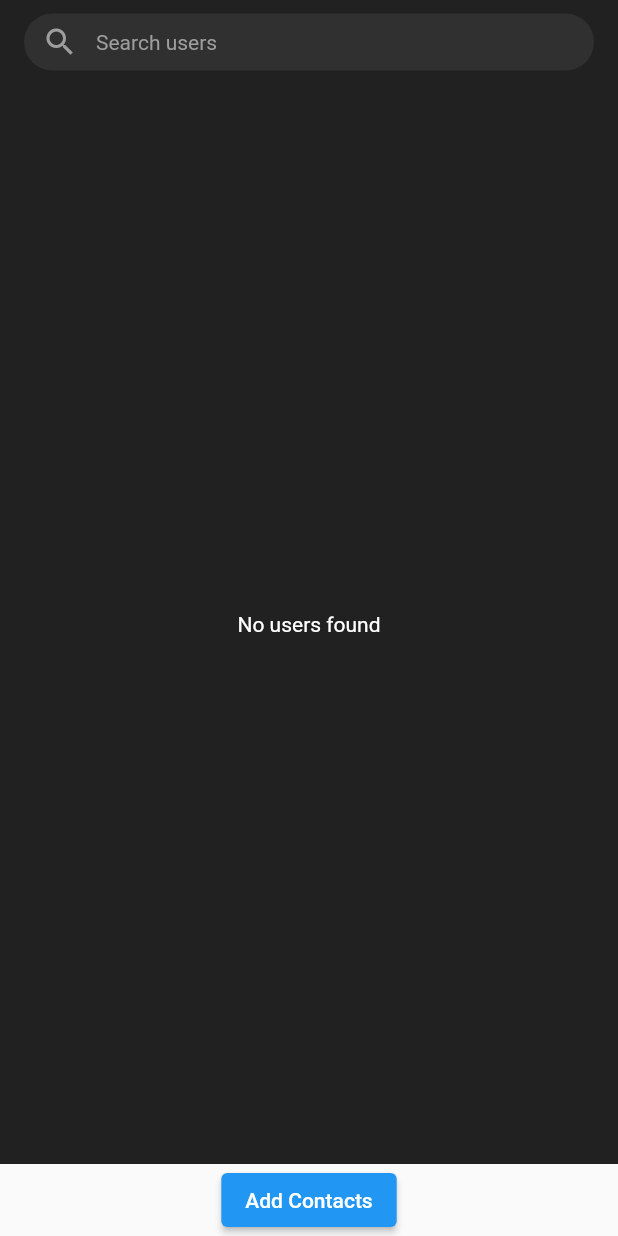
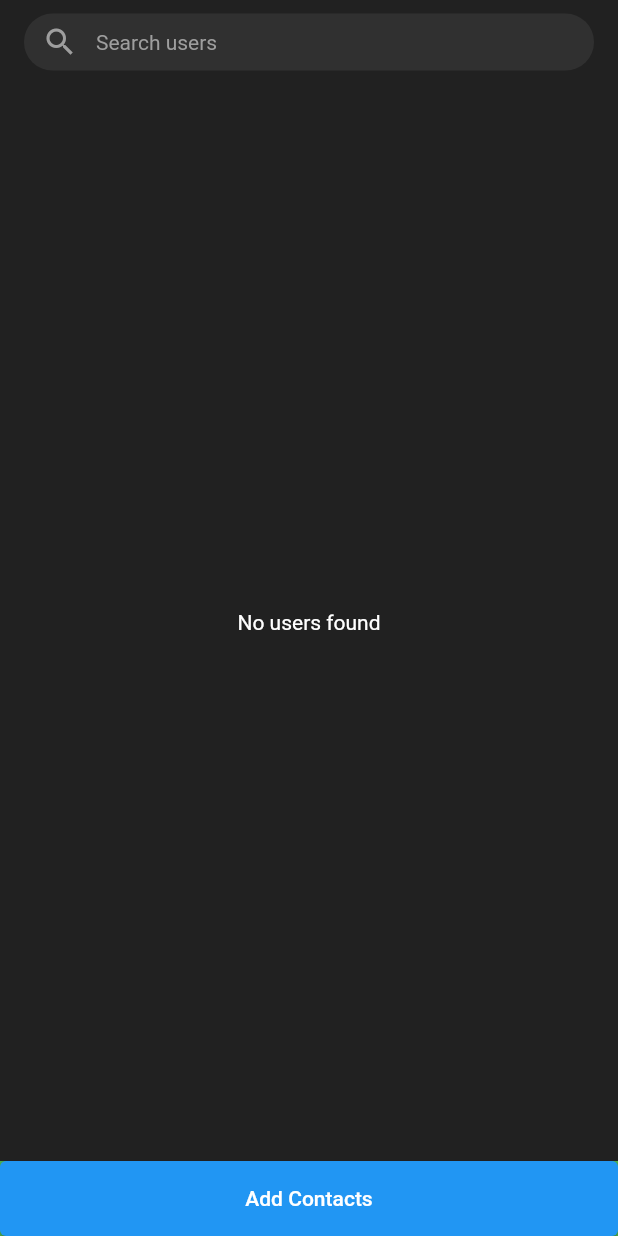
Before and after one commit to SeveralSnipe/GoogleSolutionChallenge2023, a Flutter app: the screen it shows after launch, on a phone screen of 412 x 824 dp. Run offline on Flutter 3.47's test engine with Material 2 defaults, Android fonts, the phone set to English and light mode, and no system bars; our stand-ins replace flutter_slidable.

Commit message:
Contacts Page No Backend Button Issue

```diff
--- a/lib/main.dart
+++ b/lib/main.dart
@@ -211,12 +211,29 @@ class _HomePageState extends State<HomePage> {
                   style: TextStyle(color: Colors.white),
                 )),
         )),
-        ElevatedButton(
+
+      SizedBox(
+            width: double.infinity,
+            height:50,
+            child: Container(
+              color:Colors.green,
+              width:40,
+              child: ElevatedButton(
                 onPressed: () {
                   showSimpleModalDialog(context);
                 },
+                style: ElevatedButton.styleFrom(
+                          padding:
+                              EdgeInsets.symmetric(horizontal: 40.0, vertical: 5.0),
+                              backgroundColor: Colors.blue,
+                          // maximumSize: Size(40,40),
+                ),
                 child: Text('Add Contacts'),
               ),
+            ),
+          ),
+    //
+    //
     ]),
     );
   }
```
Also changed, not shown: lib/realmain.dart (deleted), lib/rmain.dart (added). Lines whose indentation alone changed are shown as unchanged.
